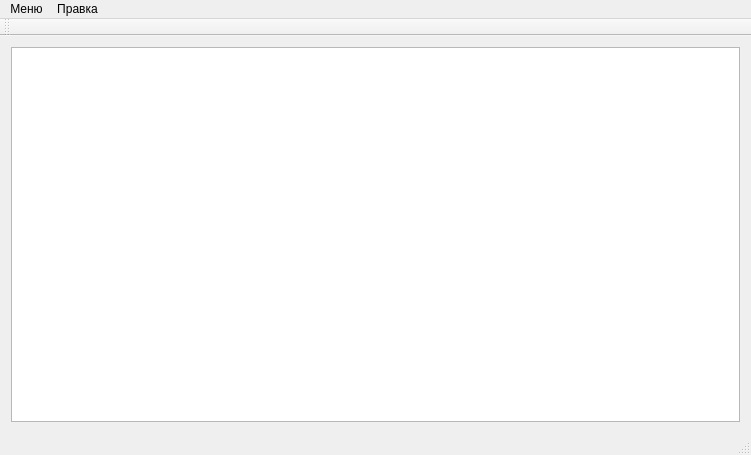
Before: the Qt Designer form TextEditor/mainwindow.ui in KirillLyanoy/visualProgramming2, drawn with Qt 5.
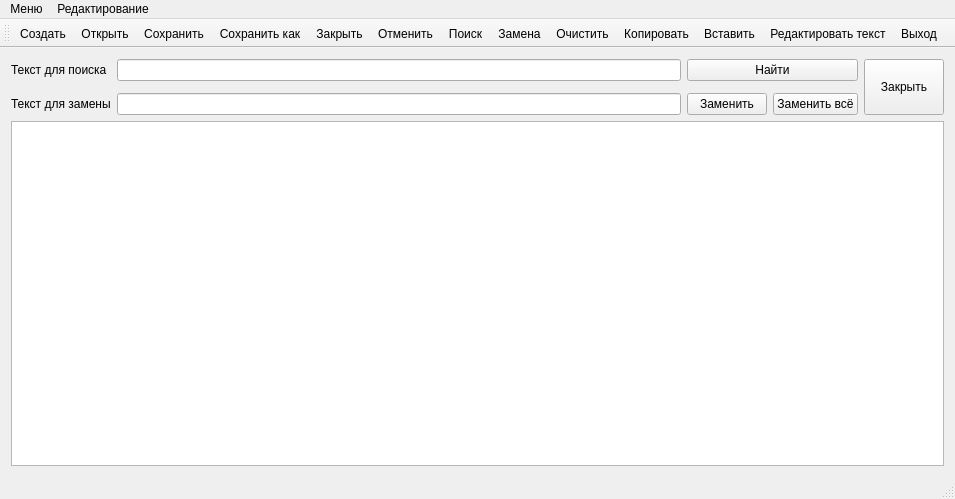
After: the same form once the commit is applied. Icons and pictures are not drawn.

```diff
--- a/TextEditor/mainwindow.ui
+++ b/TextEditor/mainwindow.ui
@@ -6,8 +6,8 @@
    <rect>
     <x>0</x>
     <y>0</y>
-    <width>751</width>
-    <height>455</height>
+    <width>955</width>
+    <height>499</height>
    </rect>
   </property>
   <property name="windowTitle">
@@ -16,7 +16,72 @@
   <widget class="QWidget" name="centralWidget">
    <layout class="QVBoxLayout" name="verticalLayout">
     <item>
-     <widget class="QTextEdit" name="mainTextEdit"/>
+     <layout class="QGridLayout" name="searchGrid">
+      <item row="0" column="2" colspan="2">
+       <widget class="QPushButton" name="search_2">
+        <property name="text">
+         <string>Найти</string>
+        </property>
+       </widget>
+      </item>
+      <item row="2" column="3">
+       <widget class="QPushButton" name="replaceAll">
+        <property name="text">
+         <string>Заменить всё</string>
+        </property>
+       </widget>
+      </item>
+      <item row="2" column="0">
+       <widget class="QLabel" name="replaceLabel">
+        <property name="text">
+         <string>Текст для замены</string>
+        </property>
+       </widget>
+      </item>
+      <item row="0" column="0">
+       <widget class="QLabel" name="searchLabel">
+        <property name="text">
+         <string>Текст для поиска</string>
+        </property>
+       </widget>
+      </item>
+      <item row="0" column="1">
+       <widget class="QLineEdit" name="searchLineEdit"/>
+      </item>
+      <item row="0" column="4" rowspan="3">
+       <widget class="QPushButton" name="closeSearch">
+        <property name="sizePolicy">
+         <sizepolicy hsizetype="Minimum" vsizetype="Minimum">
+          <horstretch>0</horstretch>
+          <verstretch>0</verstretch>
+         </sizepolicy>
+        </property>
+        <property name="styleSheet">
+         <string notr="true"/>
+        </property>
+        <property name="text">
+         <string>Закрыть</string>
+        </property>
+       </widget>
+      </item>
+      <item row="2" column="2">
+       <widget class="QPushButton" name="replace_2">
+        <property name="text">
+         <string>Заменить</string>
+        </property>
+       </widget>
+      </item>
+      <item row="2" column="1">
+       <widget class="QLineEdit" name="replaceLineEdit"/>
+      </item>
+     </layout>
+    </item>
+    <item>
+     <widget class="QTextEdit" name="mainTextEdit">
+      <property name="enabled">
+       <bool>true</bool>
+      </property>
+     </widget>
     </item>
    </layout>
   </widget>
@@ -25,7 +90,7 @@
     <rect>
      <x>0</x>
      <y>0</y>
-     <width>751</width>
+     <width>955</width>
      <height>21</height>
     </rect>
    </property>
@@ -38,11 +103,12 @@
     <addaction name="save"/>
     <addaction name="save_as"/>
     <addaction name="separator"/>
+    <addaction name="close"/>
     <addaction name="exit"/>
    </widget>
    <widget class="QMenu" name="menu_2">
     <property name="title">
-     <string>Правка</string>
+     <string>Редактирование</string>
     </property>
     <addaction name="undo"/>
     <addaction name="search"/>
@@ -50,82 +116,155 @@
     <addaction name="clear"/>
     <addaction name="copy"/>
     <addaction name="paste"/>
+    <addaction name="fontEdit"/>
+    <addaction name="separator"/>
    </widget>
    <addaction name="menu"/>
    <addaction name="menu_2"/>
   </widget>
   <widget class="QToolBar" name="mainToolBar">
+   <property name="sizePolicy">
+    <sizepolicy hsizetype="MinimumExpanding" vsizetype="Fixed">
+     <horstretch>0</horstretch>
+     <verstretch>0</verstretch>
+    </sizepolicy>
+   </property>
    <attribute name="toolBarArea">
     <enum>TopToolBarArea</enum>
    </attribute>
    <attribute name="toolBarBreak">
     <bool>false</bool>
    </attribute>
+   <addaction name="create"/>
+   <addaction name="open"/>
+   <addaction name="save"/>
+   <addaction name="save_as"/>
+   <addaction name="close"/>
+   <addaction name="undo"/>
+   <addaction name="search"/>
+   <addaction name="replace"/>
+   <addaction name="clear"/>
+   <addaction name="copy"/>
+   <addaction name="paste"/>
+   <addaction name="fontEdit"/>
+   <addaction name="exit"/>
   </widget>
   <widget class="QStatusBar" name="statusBar"/>
   <action name="create">
+   <property name="icon">
+    <iconset resource="icons.qrc">
+     <normaloff>:/icons/images/create.png</normaloff>:/icons/images/create.png</iconset>
+   </property>
    <property name="text">
     <string>Создать</string>
    </property>
   </action>
   <action name="open">
+   <property name="icon">
+    <iconset resource="icons.qrc">
+     <normaloff>:/icons/images/open.png</normaloff>:/icons/images/open.png</iconset>
+   </property>
    <property name="text">
-    <string>Открыть</string>
+    <string>Открыть...</string>
    </property>
   </action>
   <action name="save">
+   <property name="icon">
+    <iconset resource="icons.qrc">
+     <normaloff>:/icons/images/save.png</normaloff>:/icons/images/save.png</iconset>
+   </property>
    <property name="text">
     <string>Сохранить</string>
    </property>
   </action>
   <action name="save_as">
+   <property name="icon">
+    <iconset resource="icons.qrc">
+     <normaloff>:/icons/images/saveAs.png</normaloff>:/icons/images/saveAs.png</iconset>
+   </property>
    <property name="text">
-    <string>Сохранить как</string>
+    <string>Сохранить как...</string>
    </property>
   </action>
   <action name="search">
+   <property name="icon">
+    <iconset resource="icons.qrc">
+     <normaloff>:/icons/images/search.png</normaloff>:/icons/images/search.png</iconset>
+   </property>
    <property name="text">
     <string>Поиск</string>
    </property>
   </action>
   <action name="replace">
+   <property name="icon">
+    <iconset resource="icons.qrc">
+     <normaloff>:/icons/images/replace.png</normaloff>:/icons/images/replace.png</iconset>
+   </property>
    <property name="text">
     <string>Замена</string>
    </property>
   </action>
   <action name="clear">
+   <property name="icon">
+    <iconset resource="icons.qrc">
+     <normaloff>:/icons/images/clear.png</normaloff>:/icons/images/clear.png</iconset>
+   </property>
    <property name="text">
     <string>Очистить</string>
    </property>
   </action>
   <action name="copy">
+   <property name="icon">
+    <iconset resource="icons.qrc">
+     <normaloff>:/icons/images/copy.png</normaloff>:/icons/images/copy.png</iconset>
+   </property>
    <property name="text">
     <string>Копировать</string>
    </property>
   </action>
   <action name="paste">
+   <property name="icon">
+    <iconset resource="icons.qrc">
+     <normaloff>:/icons/images/paste.png</normaloff>:/icons/images/paste.png</iconset>
+   </property>
    <property name="text">
     <string>Вставить</string>
    </property>
   </action>
   <action name="undo">
+   <property name="icon">
+    <iconset resource="icons.qrc">
+     <normaloff>:/icons/images/undo.png</normaloff>:/icons/images/undo.png</iconset>
+   </property>
    <property name="text">
     <string>Отменить</string>
    </property>
   </action>
   <action name="exit">
+   <property name="icon">
+    <iconset resource="icons.qrc">
+     <normaloff>:/icons/images/exit.png</normaloff>:/icons/images/exit.png</iconset>
+   </property>
    <property name="text">
     <string>Выход</string>
    </property>
   </action>
-  <action name="action">
+  <action name="close">
+   <property name="icon">
+    <iconset resource="icons.qrc">
+     <normaloff>:/icons/images/close.png</normaloff>:/icons/images/close.png</iconset>
+   </property>
    <property name="text">
-    <string>11</string>
+    <string>Закрыть</string>
    </property>
   </action>
-  <action name="action_12">
+  <action name="fontEdit">
+   <property name="icon">
+    <iconset resource="icons.qrc">
+     <normaloff>:/icons/images/fontStyle.png</normaloff>:/icons/images/fontStyle.png</iconset>
+   </property>
    <property name="text">
-    <string>22</string>
+    <string>Редактировать текст...</string>
    </property>
   </action>
  </widget>
```
Left out of the diff: 4 changed lines with no effect on the pictures.
